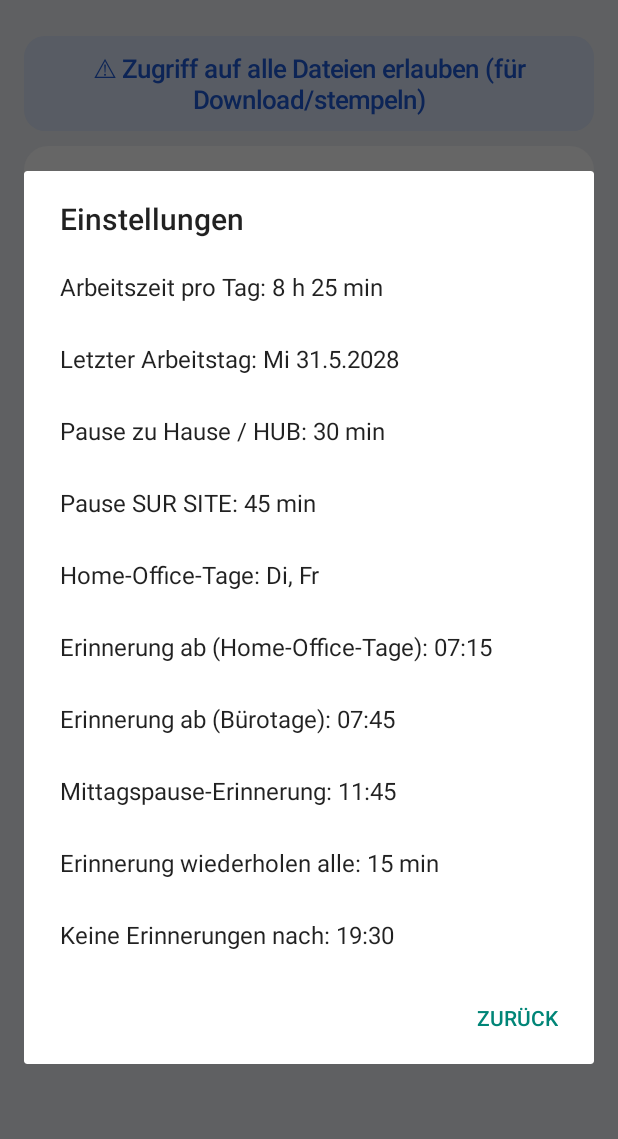
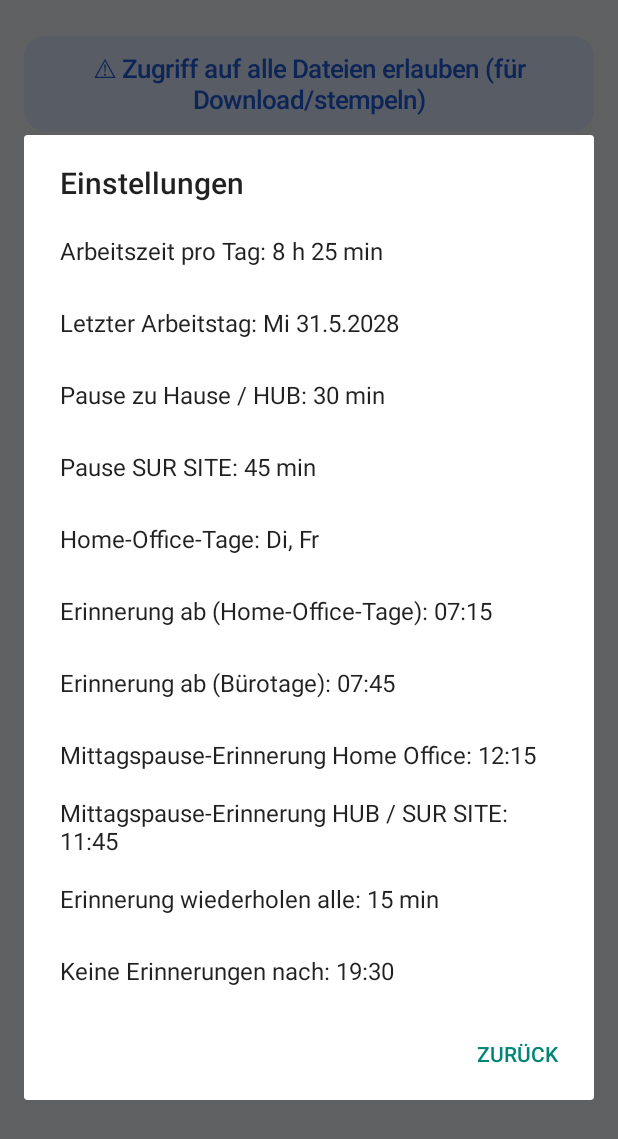
Before and after one commit to obitusde/stempeln, an Android app: the screen it shows after launch (MainActivity), after a tap on "Einstellungen", on a phone screen of 412 x 824 dp. Shown: the top 1139 px of the screen. Run offline under Robolectric (Android 15) with nearby library versions, the phone set to English and light mode, and no system bars; 1 statement that could not run was skipped; 1 other tap on this screen came first.

Commit message:
Version 5.4: Mittagspause-Erinnerung Home Office 12:15, sonst 11:45 (einstellbar)
Co-Authored-By: Claude Opus 5.5 <noreply@anthropic.com>
Claude-Session: https://claude.ai/code/session_015TEhw76ZYoEeHtjRpqr8CJ

```diff
--- a/app/build.gradle.kts
+++ b/app/build.gradle.kts
@@ -12,8 +12,8 @@ android {
         applicationId = "io.github.obitusde.stempeln"
         minSdk = 33
         targetSdk = 35
-        versionCode = 8
-        versionName = "5.3"
+        versionCode = 9
+        versionName = "5.4"
     }
     // Fester Schluessel aus den GitHub-Secrets (STEMPELN_KEYSTORE als Base64, STEMPELN_PASSWORT), damit sich die App
     // selbst aktualisieren kann. Ohne Secrets: Android-Debug-Schluessel (dann muss man fuer ein Update neu installieren).
--- a/app/src/main/kotlin/io/github/obitusde/stempeln/MainActivity.kt
+++ b/app/src/main/kotlin/io/github/obitusde/stempeln/MainActivity.kt
@@ -346,7 +346,8 @@ class MainActivity : Activity() {
             "Home-Office-Tage: $tage" to { hoTage(e) },
             "Erinnerung ab (Home-Office-Tage): ${hhmm(e.startHO)}" to { uhr(e.startHO) { speichern(e.copy(startHO = it), "Erinnerung Home-Office-Tage ab ${hhmm(it)}") } },
             "Erinnerung ab (Bürotage): ${hhmm(e.startBuero)}" to { uhr(e.startBuero) { speichern(e.copy(startBuero = it), "Erinnerung Bürotage ab ${hhmm(it)}") } },
-            "Mittagspause-Erinnerung: ${hhmm(e.mittag)}" to { uhr(e.mittag) { speichern(e.copy(mittag = it), "Mittagspause-Erinnerung ${hhmm(it)}") } },
+            "Mittagspause-Erinnerung Home Office: ${hhmm(e.mittagHO)}" to { uhr(e.mittagHO) { speichern(e.copy(mittagHO = it), "Mittagspause-Erinnerung Home Office ${hhmm(it)}") } },
+            "Mittagspause-Erinnerung HUB / SUR SITE: ${hhmm(e.mittag)}" to { uhr(e.mittag) { speichern(e.copy(mittag = it), "Mittagspause-Erinnerung HUB / SUR SITE ${hhmm(it)}") } },
             "Erinnerung wiederholen alle: ${e.wdh} min" to { minuten("Erinnerung wiederholen alle", e.wdh) { speichern(e.copy(wdh = it), "Wiederholung alle $it min") } },
             "Keine Erinnerungen nach: ${hhmm(e.abend)}" to { uhr(e.abend) { speichern(e.copy(abend = it), "keine Erinnerungen nach ${hhmm(it)}") } },
         )
--- a/logik/src/main/kotlin/io/github/obitusde/stempeln/logik/Anzeige.kt
+++ b/logik/src/main/kotlin/io/github/obitusde/stempeln/logik/Anzeige.kt
@@ -69,7 +69,7 @@ object Anzeige {
             }
             z.pause > 0 -> "Pause gemacht: ${z.pause} min"
             z.status != "IN" && z.buch > 0 -> null
-            pauseOffen(z, now) -> "Pause geplant: $geplant min (Erinnerung um ${hhmm(l.e.mittag)})"
+            pauseOffen(z, now) -> "Pause geplant: $geplant min (Erinnerung um ${hhmm(l.e.mittagFuer(if (z.buch == 0) (l.zone ?: if (l.e.istHoTag(d)) "HO" else "SS") else z.ort))})"
             else -> null
         }
     }
--- a/logik/src/main/kotlin/io/github/obitusde/stempeln/logik/Einstellungen.kt
+++ b/logik/src/main/kotlin/io/github/obitusde/stempeln/logik/Einstellungen.kt
@@ -1,4 +1,4 @@
-// Stempeln-Logik: Einstellungen (Datei Download/stempeln/einstellungen.txt, App und Skripte lesen sie) - v0.3.0
+// Stempeln-Logik: Einstellungen (Datei Download/stempeln/einstellungen.txt, App und Skripte lesen sie) - 5.4
 // Format wie zustand.txt, in der Shell mit "." ladbar. Zeiten als HH:MM.
 package io.github.obitusde.stempeln.logik
 
@@ -14,10 +14,13 @@ data class Einstellungen(
     val hoTage: Set<DayOfWeek> = setOf(DayOfWeek.TUESDAY, DayOfWeek.FRIDAY),
     val startHO: Int = Regeln.START_DI_FR,                    // Einstempel-Erinnerung ab (Home-Office-Tage)
     val startBuero: Int = Regeln.START_SONST,                 // ... (Buerotage)
-    val mittag: Int = Regeln.MITTAG,                          // Mittagspause-Erinnerung
+    val mittag: Int = Regeln.MITTAG,                          // Mittagspause-Erinnerung HUB / SUR SITE
     val wdh: Int = Regeln.WDH,                                // Erinnerung wiederholen alle ... min
     val abend: Int = Regeln.ABEND,                            // danach keine Erinnerungen mehr
+    val mittagHO: Int = Regeln.MITTAG_HO,                     // Mittagspause-Erinnerung Home Office
 ) {
+    /** Mittagspause-Erinnerung fuer den Knopf vom Einstempeln (HO = Home Office, sonst Buero). */
+    fun mittagFuer(ort: String?) = if (ort == "HO") mittagHO else mittag
     fun sollAm(d: LocalDate): Int = soll.filter { !it.first.isAfter(d) }.maxByOrNull { it.first }?.second ?: soll.first().second
     fun start(d: LocalDate) = if (d.dayOfWeek in hoTage) startHO else startBuero
     fun istHoTag(d: LocalDate) = d.dayOfWeek in hoTage
@@ -33,6 +36,7 @@ data class Einstellungen(
         "E_START_HO=${hhmm(startHO)}",
         "E_START_BUERO=${hhmm(startBuero)}",
         "E_MITTAG=${hhmm(mittag)}",
+        "E_MITTAG_HO=${hhmm(mittagHO)}",
         "E_WDH=$wdh",
         "E_ABEND=${hhmm(abend)}",
     ).joinToString("\n") + "\n"
@@ -52,7 +56,7 @@ data class Einstellungen(
             val ho = m["E_HO_TAGE"]?.mapNotNull { it.digitToIntOrNull()?.takeIf { n -> n in 1..7 }?.let { n -> DayOfWeek.of(n) } }?.toSet()
             return Einstellungen(soll, datumOderNull(m["E_ENDE"]) ?: d.ende, zahl("E_PAUSE_KURZ", d.pauseKurz, 240), zahl("E_PAUSE_SS", d.pauseSS, 240),
                 if (m.containsKey("E_HO_TAGE")) ho ?: d.hoTage else d.hoTage, zeit("E_START_HO", d.startHO), zeit("E_START_BUERO", d.startBuero),
-                zeit("E_MITTAG", d.mittag), zahl("E_WDH", d.wdh, 240), zeit("E_ABEND", d.abend))
+                zeit("E_MITTAG", d.mittag), zahl("E_WDH", d.wdh, 240), zeit("E_ABEND", d.abend), zeit("E_MITTAG_HO", d.mittagHO))
         }
     }
 }
```
Also changed, not shown: logik/src/main/kotlin/io/github/obitusde/stempeln/logik/Waechter.kt (+5 -3 lines), 4 other files.
